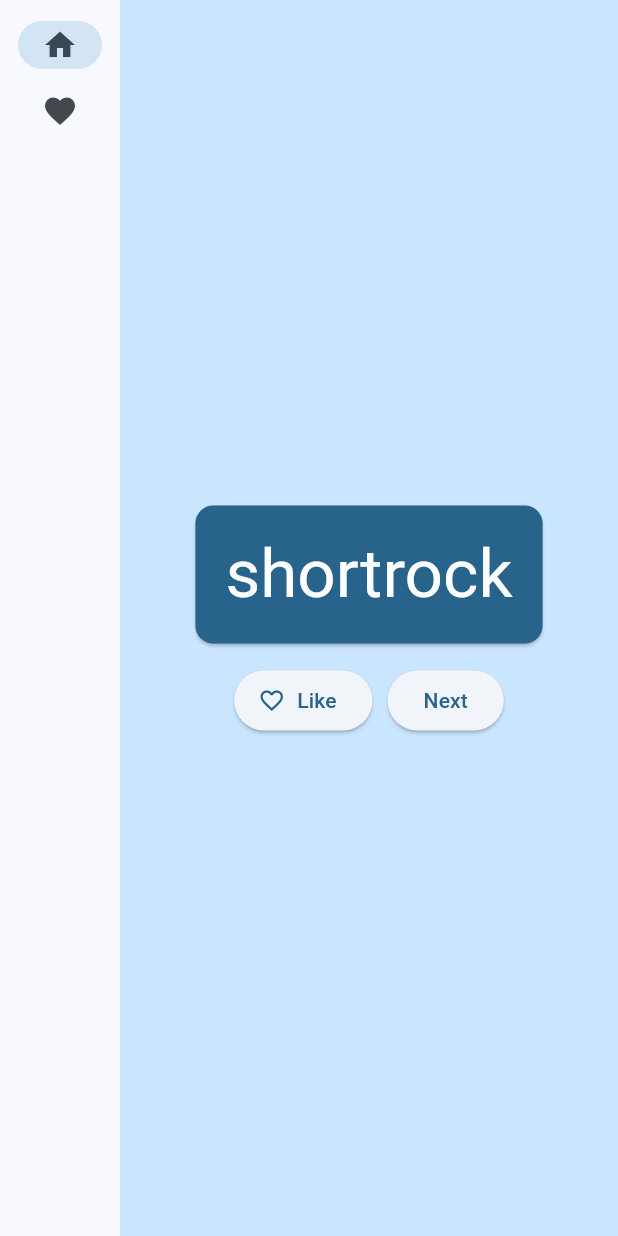
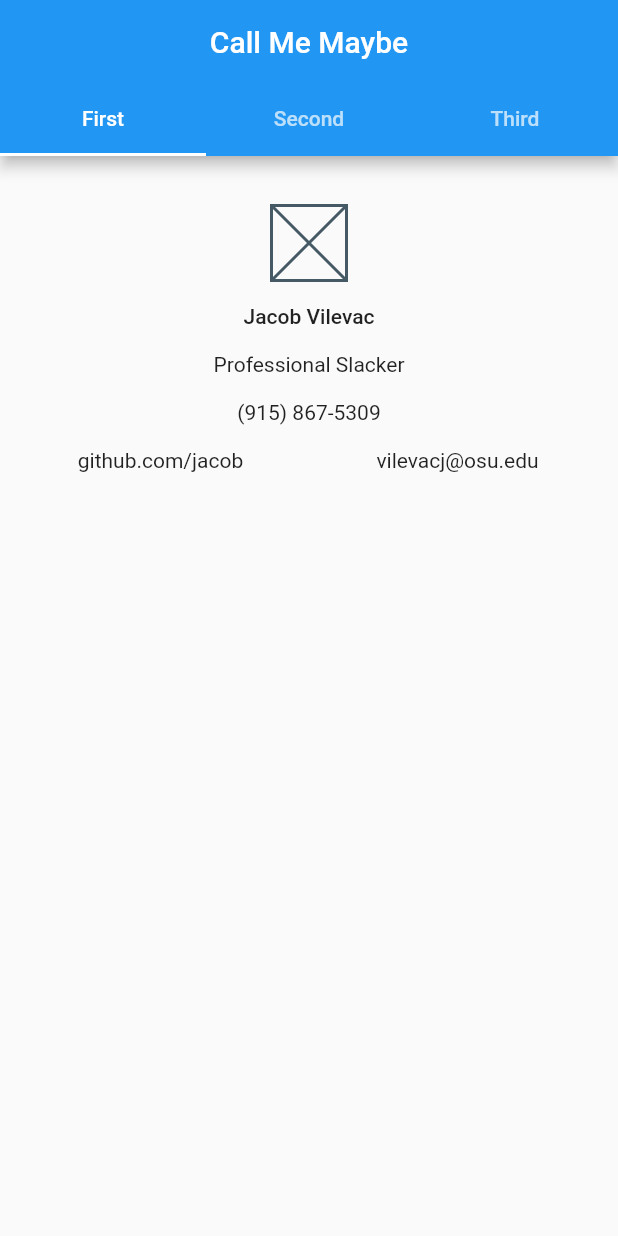
Before and after one commit to cranberriez/flutter_project_3, a Flutter app: the screen it shows after launch, on a phone screen of 412 x 824 dp. Run offline on Flutter 3.47's test engine with Material 2 defaults, Android fonts, the phone set to English and light mode, and no system bars.

Commit message:
Added Tabs and First tab content
also removed a bunch of the old code and started from scratch

```diff
--- /dev/null
+++ b/lib/app.dart
@@ -0,0 +1,14 @@
+import 'package:flutter/material.dart';
+import 'main_screen.dart';
+import 'navbar.dart';
+
+class App extends StatelessWidget {
+  @override
+  Widget build(BuildContext context) {
+    return MaterialApp(
+      title: "Project 3",
+      theme: ThemeData(primarySwatch: Colors.blue),
+      home: MainScreen(title: 'Call Me Maybe'),
+    );
+  }
+}
--- /dev/null
+++ b/lib/business_card.dart
@@ -0,0 +1,38 @@
+import 'package:flutter/material.dart';
+
+class BusinessCard extends StatelessWidget {
+  const BusinessCard({super.key});
+
+  @override
+  Widget build(BuildContext context) {
+    return Center(
+      child: Column(
+        children: [
+          SizedBox(height: 25),
+          paddedItem(SizedBox(width: 50, height: 50, child: Placeholder(),)),
+          paddedItem(Text("Jacob Vilevac", style: Theme.of(context).textTheme.labelLarge)),
+          paddedText("Professional Slacker"),
+          paddedText("(915) 867-5309"),
+          paddedItem(Row(children: [
+              Expanded(child: Center(child: Text("github.com/jacob"))),
+              Expanded(child: Center(child: Text("vilevacj@osu.edu"))),
+          ])),
+        ],
+      ),
+    );
+  }
+
+  Widget paddedText(text) {
+    return Padding(
+      padding: EdgeInsets.all(8),
+      child: Text(text)
+    );
+  }
+
+  Widget paddedItem(child) {
+    return Padding(
+      padding: EdgeInsets.all(8),
+      child: child
+    );
+  }
+}
--- a/lib/main.dart
+++ b/lib/main.dart
@@ -1,209 +1,4 @@
-import 'package:english_words/english_words.dart';
 import 'package:flutter/material.dart';
-import 'package:provider/provider.dart';
+import 'app.dart';
 
-void main() {
-  runApp(MyApp());
-}
-
-class MyApp extends StatelessWidget {
-  const MyApp({super.key});
-
-  @override
-  Widget build(BuildContext context) {
-    return ChangeNotifierProvider(
-      create: (context) => MyAppState(),
-      child: MaterialApp(
-        title: 'Namer App',
-        theme: ThemeData(
-          useMaterial3: true,
-          colorScheme: ColorScheme.fromSeed(seedColor: Colors.lightBlue),
-        ),
-        home: MyHomePage(),
-      ),
-    );
-  }
-}
-
-class MyAppState extends ChangeNotifier {
-  var current = WordPair.random();
-
-  void getNext() {
-    current = WordPair.random();
-    notifyListeners();
-  }
-
-  var favorites = <WordPair>[];
-
-  void toggleFavorite() {
-    if (favorites.contains(current)) {
-      favorites.remove(current);
-    } else {
-      favorites.add(current);
-    }
-    notifyListeners();
-  }
-}
-
-class MyHomePage extends StatefulWidget {
-  @override
-  State<MyHomePage> createState() => _MyHomePageState();
-}
-
-class _MyHomePageState extends State<MyHomePage> {
-  var selectedIndex = 0;
-
-  @override
-  Widget build(BuildContext context) {
-    Widget page;
-    switch (selectedIndex) {
-      case 0:
-        page = GeneratorPage();
-        break;
-      case 1:
-        page = FavoritesPage();
-        break;
-      default:
-        throw UnimplementedError('no widget for $selectedIndex');
-    }
-
-    return LayoutBuilder(builder: (context, constraints) {
-      return Scaffold(
-        body: Row(
-          children: [
-            SafeArea(
-              child: NavigationRail(
-                extended: constraints.maxWidth >= 600,
-                destinations: [
-                  NavigationRailDestination(
-                    icon: Icon(Icons.home),
-                    label: Text('Home'),
-                  ),
-                  NavigationRailDestination(
-                    icon: Icon(Icons.favorite),
-                    label: Text('Favorites'),
-                  ),
-                ],
-                selectedIndex: selectedIndex,
-                onDestinationSelected: (value) {
-                  setState(() {
-                    selectedIndex = value;
-                  });
-                },
-              ),
-            ),
-            Expanded(
-              child: Container(
-                color: Theme.of(context).colorScheme.primaryContainer,
-                child: page,
-              ),
-            ),
-          ],
-        ),
-      );
-    });
-  }
-}
-
-class GeneratorPage extends StatelessWidget {
-  @override
-  Widget build(BuildContext context) {
-    var appState = context.watch<MyAppState>();
-    var pair = appState.current;
-
-    IconData icon;
-    if (appState.favorites.contains(pair)) {
-      icon = Icons.favorite;
-    } else {
-      icon = Icons.favorite_border;
-    }
-
-    return Center(
-      child: Column(
-        mainAxisAlignment: MainAxisAlignment.center,
-        children: [
-          BigCard(pair: pair),
-          SizedBox(height: 10),
-          Row(
-            mainAxisSize: MainAxisSize.min,
-            children: [
-              ElevatedButton.icon(
-                onPressed: () {
-                  appState.toggleFavorite();
-                },
-                icon: Icon(icon),
-                label: Text('Like'),
-              ),
-              SizedBox(width: 10),
-              ElevatedButton(
-                onPressed: () {
-                  appState.getNext();
-                },
-                child: Text('Next'),
-              ),
-            ],
-          ),
-        ],
-      ),
-    );
-  }
-}
-
-class FavoritesPage extends StatelessWidget {
-  const FavoritesPage({super.key});
-
-  @override
-  Widget build(BuildContext context) {
-    var appState = context.watch<MyAppState>();
-
-    if (appState.favorites.isEmpty) {
-      return Center(
-        child: Text("No favorites yet."),
-      );
-    }
-
-    return ListView(
-      children: [
-        Padding(
-          padding: const EdgeInsets.all(20),
-          child: Text('You have '
-              '${appState.favorites.length} favorites:'),
-        ),
-        for (var pair in appState.favorites)
-          ListTile(
-            leading: Icon(Icons.favorite),
-            title: Text(pair.asLowerCase),
-          ),
-      ],
-    );
-  }
-}
-
-class BigCard extends StatelessWidget {
-  const BigCard({
-    Key? key,
-    required this.pair,
-  }) : super(key: key);
-
-  final WordPair pair;
-
-  @override
-  Widget build(BuildContext context) {
-    var theme = Theme.of(context);
-    var style = theme.textTheme.displayMedium!.copyWith(
-      color: theme.colorScheme.onPrimary,
-    );
-
-    return Card(
-      color: theme.colorScheme.primary,
-      child: Padding(
-        padding: const EdgeInsets.all(20.0),
-        child: Text(
-          pair.asLowerCase,
-          style: style,
-          semanticsLabel: pair.asPascalCase,
-        ),
-      ),
-    );
-  }
-}
+void main() => runApp(App());
--- /dev/null
+++ b/lib/main_screen.dart
@@ -0,0 +1,36 @@
+import 'package:flutter/material.dart';
+import 'package:flutter_application_3/business_card.dart';
+import 'package:flutter_application_3/components/centered_placeholder.dart';
+import 'components/centered_placeholder.dart';
+
+class MainScreen extends StatelessWidget {
+
+  final String title;
+
+  const MainScreen({Key? key, required this.title}) : super(key: key);
+
+  @override
+  Widget build(BuildContext context) {
+
+    return DefaultTabController(
+      length: 3,
+      child: Scaffold(
+        appBar: AppBar(
+          title: Center(child: Text(title)),
+          bottom: const TabBar(
+            tabs: [
+              Tab(text: "First",),
+              Tab(text: "Second",),
+              Tab(text: "Third",),
+            ],)
+        ),
+        body: const TabBarView(
+          children: [
+            BusinessCard(),
+            Placeholder(),
+            Placeholder(),
+          ])
+      ),
+    );
+  }
+}
```
Also changed, not shown: lib/components/centered_placeholder.dart (added, +19 -0 lines), lib/navbar.dart (added), 8 other files.
